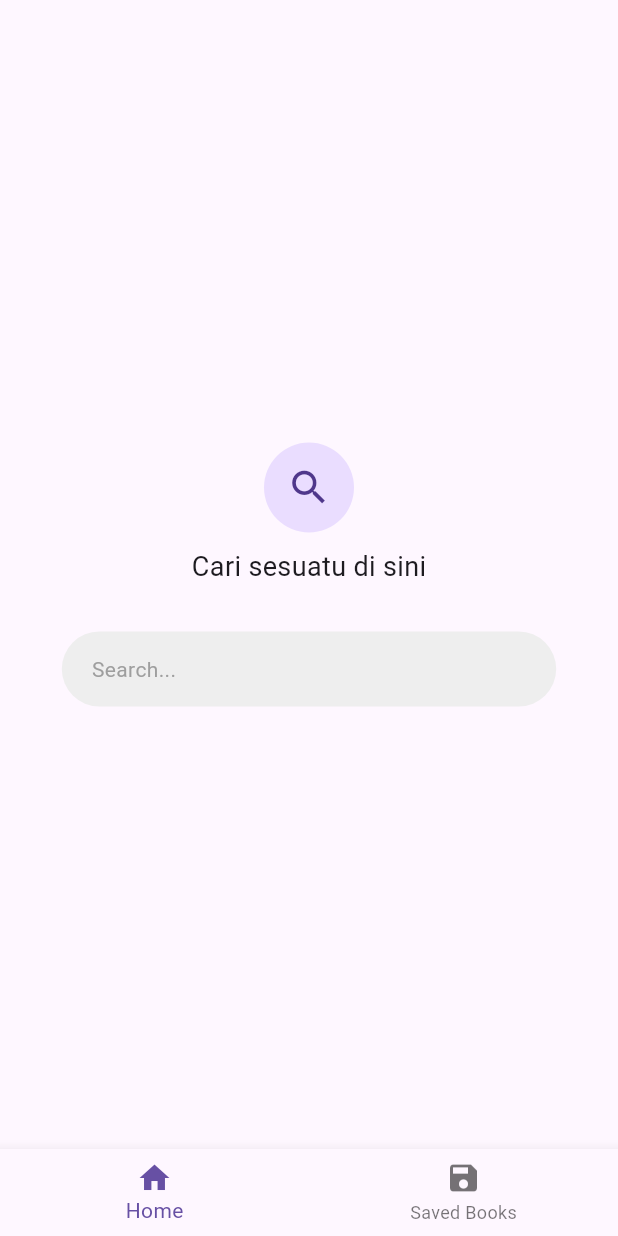
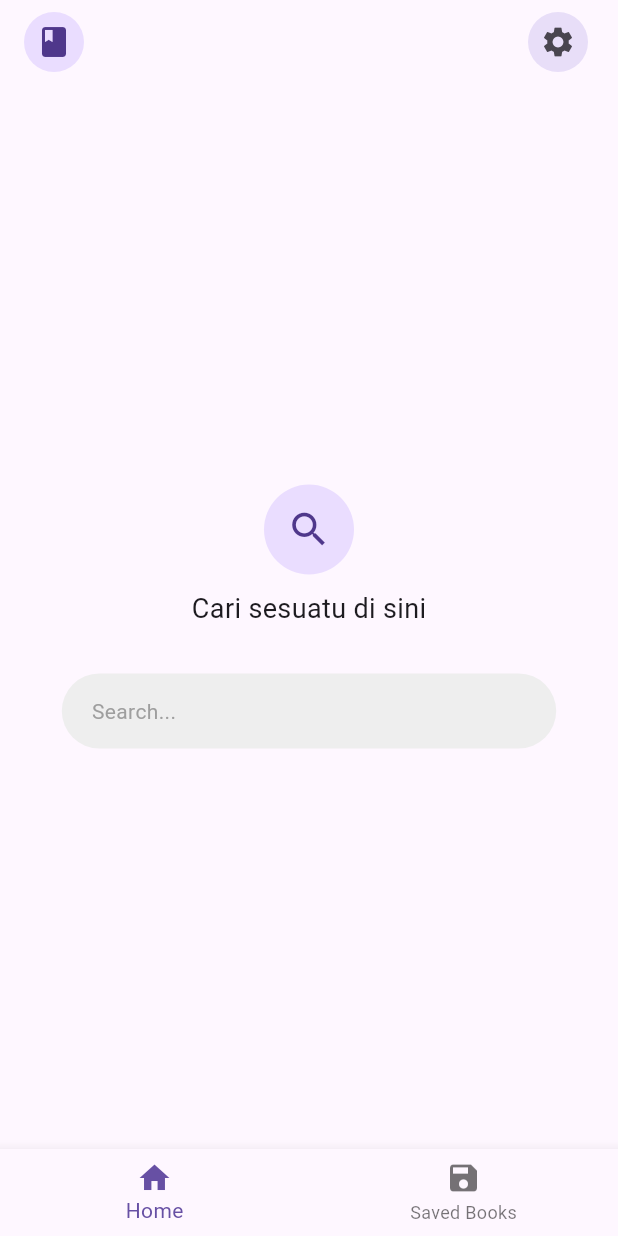
Before and after one commit to rafeefdev/BookVerse, a Flutter app: the MainPage screen opened directly, on a phone screen of 412 x 824 dp. Run offline on Flutter 3.47's test engine with Material 3 defaults, Android fonts, the phone set to English and light mode, and no system bars; our stand-ins replace equatable, flutter_dotenv, flutter_riverpod, riverpod_annotation, shared_preferences; missing offline and left inert: flutter_chat_core, flutter_chat_ui; accounts and stored records are empty; generated files the repository leaves out were written again.

Commit message:
adding appbar for mainpage

```diff
--- a/lib/view/pages/mainpage.dart
+++ b/lib/view/pages/mainpage.dart
@@ -1,6 +1,7 @@
-
+import 'package:BookVerse/helper/push_navigation.dart';
 import 'package:BookVerse/view/pages/new_homepage.dart';
 import 'package:BookVerse/view/pages/savedbook_page.dart';
+import 'package:BookVerse/view/pages/settings_page.dart';
 import 'package:flutter/material.dart';
 import 'package:flutter_riverpod/flutter_riverpod.dart';
 
@@ -14,6 +15,22 @@ class MainPage extends ConsumerWidget {
   Widget build(BuildContext context, WidgetRef ref) {
     int index = ref.watch(bottomNavIndexProvider);
     return Scaffold(
+      appBar: AppBar(
+        title: CircleAvatar(child: const Icon(Icons.book)),
+        automaticallyImplyLeading: false,
+        actionsPadding: const EdgeInsets.symmetric(vertical: 0, horizontal: 16),
+        actions: [
+          IconButton.filledTonal(
+            onPressed: () {
+              Navigator.push(
+                context,
+                MaterialPageRoute(builder: (context) => SettingsPage()),
+              );
+            },
+            icon: Icon(Icons.settings),
+          ),
+        ],
+      ),
       body: pages[index],
       bottomNavigationBar: BottomNavigationBar(
         currentIndex: index,
--- a/lib/view/pages/savedbook_page.dart
+++ b/lib/view/pages/savedbook_page.dart
@@ -41,7 +41,7 @@ class SavedbookPage extends ConsumerWidget {
                       'Favorite Book List',
                       style: TextStyle(
                         fontSize: 24, // Material Design headline4 size
-                        fontWeight: FontWeight.bold,
+                        fontWeight: FontWeight.w500,
                       ),
                     ),
 
```
